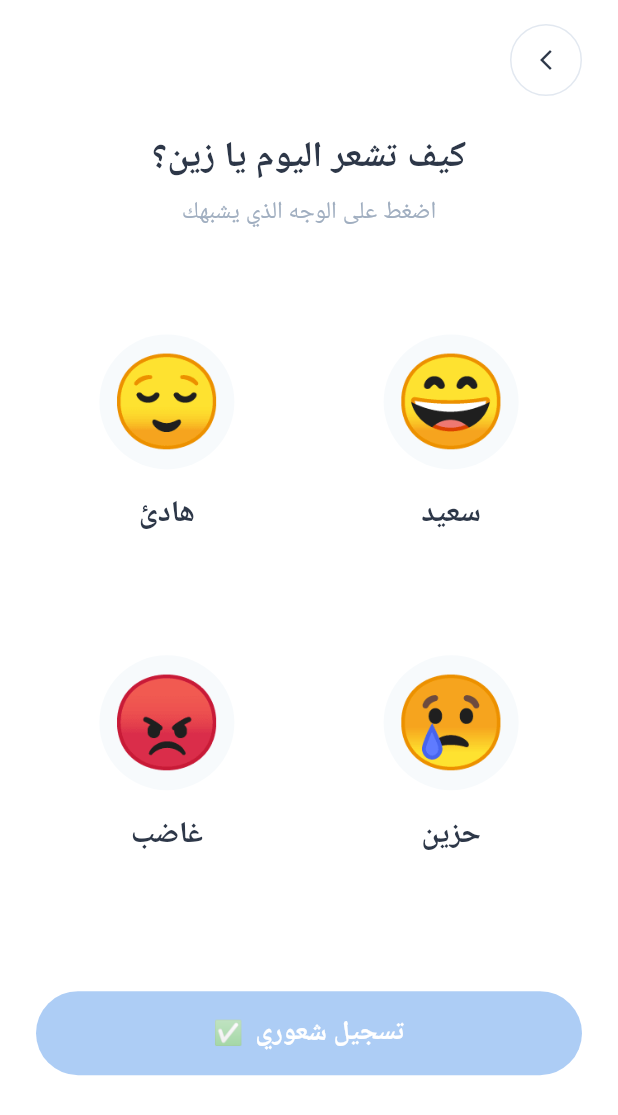
After one commit to amirahegazy1/wanis_app, a Flutter app: the HomeScreen screen opened directly, after a tap on "مشاعر", on a phone screen of 412 x 824 dp. The commit adds this screen. Shown: the top 1115 px of the screen. Run offline on Flutter 3.47's test engine with Material 3 defaults, Android fonts, the phone set to English and light mode, and no system bars; our stand-ins replace cloud_firestore, firebase_auth, firebase_core, flutter_riverpod, google_fonts, google_sign_in; accounts and stored records are empty; network calls fail; Roboto replaces fonts that are missing (Readex Pro).

Commit message:
Implement daily emotion tracking feature with new screens and integrate navigation from the home screen.

```diff
--- /dev/null
+++ b/lib/features/emotion_tracking/presentation/screens/daily_emotion_tracking_screen.dart
@@ -0,0 +1,189 @@
+import 'package:flutter/material.dart';
+import 'package:google_fonts/google_fonts.dart';
+
+import '../widgets/daily_emotion_success_dialog.dart';
+
+class DailyEmotionTrackingScreen extends StatefulWidget {
+  const DailyEmotionTrackingScreen({super.key});
+
+  @override
+  State<DailyEmotionTrackingScreen> createState() => _DailyEmotionTrackingScreenState();
+}
+
+class _DailyEmotionTrackingScreenState extends State<DailyEmotionTrackingScreen> {
+  // Store the selected emotion index. null means none selected.
+  int? _selectedEmotionIndex;
+
+  final List<Map<String, String>> _emotions = [
+    {'emoji': '😄', 'label': 'سعيد'},
+    {'emoji': '😌', 'label': 'هادئ'},
+    {'emoji': '😢', 'label': 'حزين'},
+    {'emoji': '😡', 'label': 'غاضب'},
+  ];
+
+  @override
+  Widget build(BuildContext context) {
+    return Scaffold(
+      backgroundColor: Colors.white,
+      body: SafeArea(
+        child: SingleChildScrollView(
+          child: Padding(
+            padding: const EdgeInsets.symmetric(horizontal: 24.0, vertical: 16.0),
+            child: Column(
+              crossAxisAlignment: CrossAxisAlignment.stretch,
+              children: [
+                // Back Button (Frame 352 in Figma)
+                Align(
+                  alignment: Alignment.centerRight,
+                  child: Container(
+                    width: 48,
+                    height: 48,
+                    decoration: BoxDecoration(
+                      color: Colors.white,
+                      border: Border.all(color: const Color(0xFFE2E8F0)),
+                      borderRadius: BorderRadius.circular(38),
+                    ),
+                    child: IconButton(
+                      icon: const Icon(Icons.arrow_forward_ios, size: 16, color: Color(0xFF2D3748)),
+                      onPressed: () => Navigator.pop(context),
+                    ),
+                  ),
+                ),
+                const SizedBox(height: 24),
+
+                // Titles
+                Text(
+                  'كيف تشعر اليوم يا زين؟',
+                  style: GoogleFonts.readexPro(
+                    fontSize: 24,
+                    fontWeight: FontWeight.bold,
+                    color: const Color(0xFF2D3748),
+                  ),
+                  textAlign: TextAlign.center,
+                ),
+                const SizedBox(height: 6),
+                Text(
+                  'اضغط على الوجه الذي يشبهك',
+                  style: GoogleFonts.readexPro(
+                    fontSize: 16,
+                    color: const Color(0xFFA0AEC0),
+                  ),
+                  textAlign: TextAlign.center,
+                ),
+                const SizedBox(height: 40),
+
+                // Emotions Grid
+                GridView.builder(
+                  shrinkWrap: true,
+                  physics: const NeverScrollableScrollPhysics(),
+                  itemCount: _emotions.length,
+                  gridDelegate: const SliverGridDelegateWithFixedCrossAxisCount(
+                    crossAxisCount: 2,
+                    crossAxisSpacing: 15,
+                    mainAxisSpacing: 20,
+                    childAspectRatio: 0.9,
+                  ),
+                  itemBuilder: (context, index) {
+                    final emotion = _emotions[index];
+                    final isSelected = _selectedEmotionIndex == index;
+
+                    return GestureDetector(
+                      onTap: () {
+                        setState(() { _selectedEmotionIndex = index; });
+                      },
+                      child: Column(
+                        mainAxisAlignment: MainAxisAlignment.center,
+                        children: [
+                          AnimatedContainer(
+                            duration: const Duration(milliseconds: 200),
+                            width: 90,
+                            height: 90,
+                            decoration: BoxDecoration(
+                              color: isSelected ? Colors.white : const Color(0xFFF7FAFC),
+                              shape: BoxShape.circle,
+                              boxShadow: isSelected
+                                  ? [
+                                      BoxShadow(
+                                        color: Colors.black.withOpacity(0.05),
+                                        blurRadius: 10,
+                                        spreadRadius: 2,
+                                      )
+                                    ]
+                                  : null,
+                              border: isSelected
+                                  ? Border.all(color: const Color(0xFF5D9CEC), width: 2)
+                                  : null,
+                            ),
+                            alignment: Alignment.center,
+                            child: Text(
+                              emotion['emoji']!,
+                              style: const TextStyle(fontSize: 60),
+                            ),
+                          ),
+                          const SizedBox(height: 15),
+                          Text(
+                            emotion['label']!,
+                            style: GoogleFonts.readexPro(
+                              fontSize: 20,
+                              fontWeight: FontWeight.bold,
+                              color: const Color(0xFF2D3748),
+                            ),
+                          ),
+                        ],
+                      ),
+                    );
+                  },
+                ),
+                const SizedBox(height: 60),
+
+                // Submit Button
+                Opacity(
+                  opacity: _selectedEmotionIndex != null ? 1.0 : 0.5,
+                  child: InkWell(
+                    onTap: _selectedEmotionIndex != null
+                        ? () {
+                            showDialog(
+                              context: context,
+                              barrierDismissible: true,
+                              builder: (context) => const DailyEmotionSuccessDialog(),
+                            );
+                          }
+                        : null,
+                    borderRadius: BorderRadius.circular(44),
+                    child: Container(
+                      height: 56,
+                      decoration: BoxDecoration(
+                        color: const Color(0xFF5D9CEC),
+                        borderRadius: BorderRadius.circular(44),
+                      ),
+                      alignment: Alignment.center,
+                      child: Row(
+                        mainAxisAlignment: MainAxisAlignment.center,
+                        children: [
+                          Text(
+                            'تسجيل شعوري',
+                            style: GoogleFonts.readexPro(
+                              fontSize: 18,
+                              fontWeight: FontWeight.bold,
+                              color: Colors.white,
+                            ),
+                          ),
+                          const SizedBox(width: 8),
+                          const Text(
+                            '✅',
+                            style: TextStyle(fontSize: 16),
+                          ),
+                        ],
+                      ),
+                    ),
+                  ),
+                ),
+                const SizedBox(height: 24),
+              ],
+            ),
+          ),
+        ),
+      ),
+    );
+  }
+}
--- a/lib/features/home/presentation/screens/home_screen.dart
+++ b/lib/features/home/presentation/screens/home_screen.dart
@@ -4,6 +4,7 @@ import '../../../games/presentation/screens/games_menu_screen.dart';
 import '../../../relaxation/presentation/screens/relaxation_corner_screen.dart';
 import '../../../stories/presentation/screens/stories_list_screen.dart';
 import '../../../coloring/presentation/screens/coloring_menu_screen.dart';
+import '../../../emotion_tracking/presentation/screens/daily_emotion_tracking_screen.dart';
 
 class HomeScreen extends StatelessWidget {
   const HomeScreen({super.key});
@@ -281,6 +282,14 @@ class HomeScreen extends StatelessWidget {
             title: 'مشاعر',
             emoji: '😊',
             bgColor: const Color(0xFFFDF2F8),
+            onTap: () {
+              Navigator.push(
+                context,
+                MaterialPageRoute(
+                  builder: (context) => const DailyEmotionTrackingScreen(),
+                ),
+              );
+            },
           ),
         ],
       ),
```
Also changed, not shown: lib/features/emotion_tracking/presentation/widgets/daily_emotion_success_dialog.dart (added, +122 -0 lines), 1 other file.
